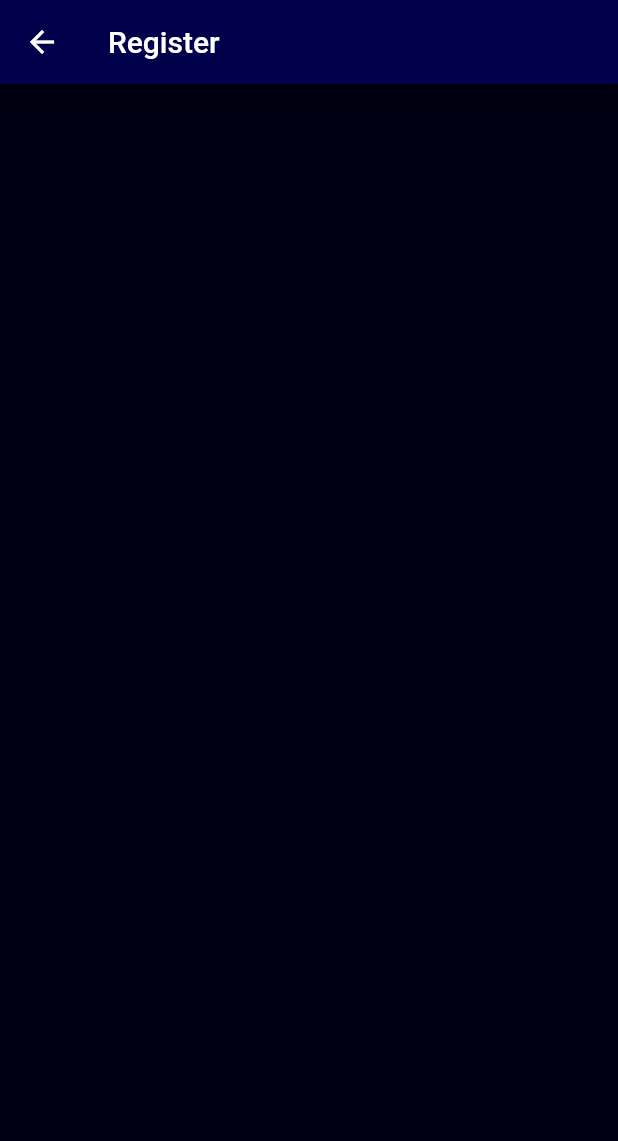
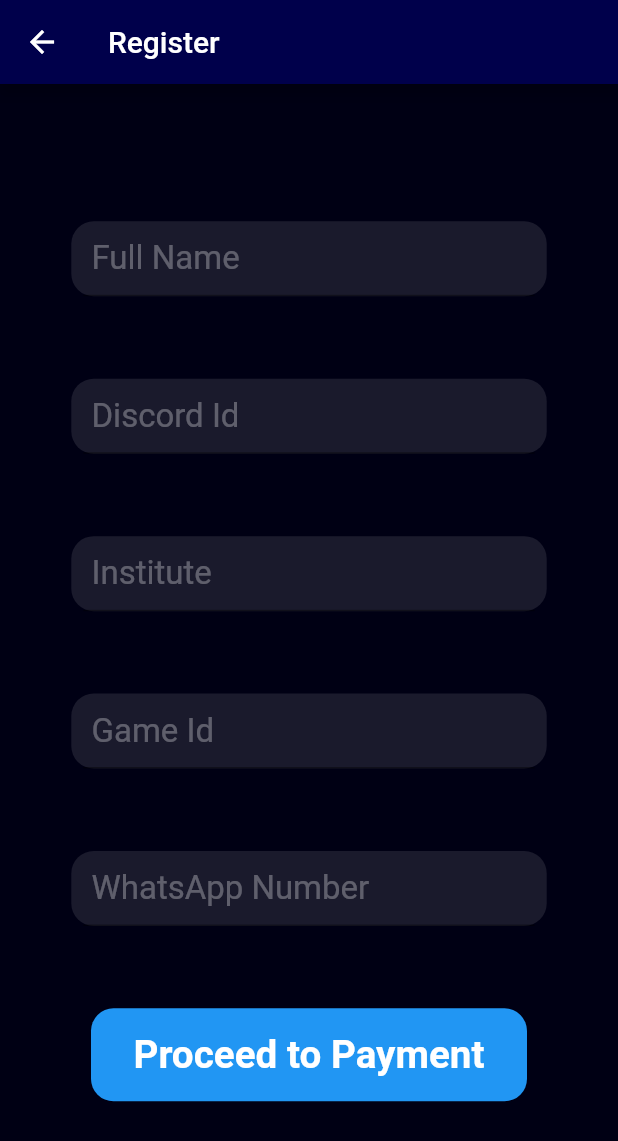
Before and after one commit to thegeek-dev/flitterx_mobile, a Flutter app: the RegForm screen opened directly, on a phone screen of 412 x 824 dp. Shown: the top 1141 px of the screen. Run offline on Flutter 3.47's test engine with Material 2 defaults, Android fonts, the phone set to English and light mode, and no system bars; our stand-ins replace cached_network_image, cloud_firestore, firebase_auth, firebase_core, google_sign_in; accounts and stored records are empty; network calls fail.

Commit message:
UI Complete

```diff
--- /dev/null
+++ b/lib/components/custom_text_field.dart
@@ -0,0 +1,26 @@
+// @dart=2.9
+import 'package:flutter/material.dart';
+
+class CustomTextField extends StatelessWidget {
+  final String hint;
+  const CustomTextField({Key key, this.hint}) : super(key: key);
+
+  @override
+  Widget build(BuildContext context) {
+    Size size = MediaQuery.of(context).size;
+    return Container(
+      width: size.width / 1.3,
+      decoration: BoxDecoration(
+          color: Colors.white10, borderRadius: BorderRadius.circular(15)),
+      child: Padding(
+        padding: const EdgeInsets.symmetric(horizontal: 8),
+        child: TextField(
+          decoration: InputDecoration(
+              hintText: hint,
+              hintStyle: const TextStyle(color: Colors.white30)),
+          style: const TextStyle(fontSize: 22, color: Colors.white),
+        ),
+      ),
+    );
+  }
+}
--- a/lib/components/tournament_card.dart
+++ b/lib/components/tournament_card.dart
@@ -1,3 +1,4 @@
+import 'package:cached_network_image/cached_network_image.dart';
 import 'package:flitterx_mobile/samples/tournament_data.dart';
 import 'package:flutter/material.dart';
 
@@ -35,12 +36,21 @@ class TournamentCard extends StatelessWidget {
               Center(
                 child: ClipRRect(
                   borderRadius: BorderRadius.circular(30),
-                  child: Image.network(
+                  child: CachedNetworkImage(
+                    width: size.width / 1.2,
+                    height: size.height / 3,
+                    imageUrl: imgUrl,
+                    placeholder: (context, url) => CircularProgressIndicator(),
+                    errorWidget: (context, url, error) => Icon(Icons.error),
+                    fit: BoxFit.fitHeight,
+                  )
+                  /*Image.network(
                     imgUrl,
                     width: size.width / 1.2,
                     height: size.height / 3,
                     fit: BoxFit.fitHeight,
-                  ),
+                  )*/
+                  ,
                 ),
               ),
               Column(
--- a/lib/ui/landing_page.dart
+++ b/lib/ui/landing_page.dart
@@ -19,7 +19,7 @@ class LandingPage extends StatefulWidget {
 class _LandingPageState extends State<LandingPage> {
   @override
   Widget build(BuildContext context) {
-    String photoUrl = FirebaseAuth.instance.currentUser.photoURL ?? "null";
+    String photoUrl = /*FirebaseAuth.instance.currentUser.photoURL ??*/ "null";
     Color accent = const Color.fromRGBO(0, 0, 75, 1);
     List tmtData = trnmtData;
     Size size = MediaQuery.of(context).size;
--- a/lib/ui/reg_form.dart
+++ b/lib/ui/reg_form.dart
@@ -1,4 +1,5 @@
 // @dart=2.9
+import 'package:flitterx_mobile/components/custom_text_field.dart';
 import 'package:flutter/material.dart';
 
 class RegForm extends StatefulWidget {
@@ -12,6 +13,7 @@ class _RegFormState extends State<RegForm> {
   @override
   Widget build(BuildContext context) {
     Color accent = const Color.fromRGBO(0, 0, 75, 1);
+    Size size = MediaQuery.of(context).size;
     Color bgColor = const Color.fromRGBO(0, 0, 20, 1);
     return SafeArea(
       child: Scaffold(
@@ -19,7 +21,86 @@ class _RegFormState extends State<RegForm> {
           backgroundColor: accent,
           title: const Text("Register"),
         ),
-        body: Container(constraints: BoxConstraints.expand(), color: bgColor),
+        body: Container(
+          constraints: BoxConstraints.expand(),
+          color: bgColor,
+          child: SingleChildScrollView(
+            physics: const BouncingScrollPhysics(),
+            child: Column(
+              children: [
+                SizedBox(
+                  height: size.height / 9,
+                ),
+                const CustomTextField(
+                  hint: " Full Name",
+                ),
+                SizedBox(
+                  height: size.height / 15,
+                ),
+                const CustomTextField(
+                  hint: " Discord Id",
+                ),
+                SizedBox(
+                  height: size.height / 15,
+                ),
+                const CustomTextField(
+                  hint: " Institute",
+                ),
+                SizedBox(
+                  height: size.height / 15,
+                ),
+                const CustomTextField(
+                  hint: " Game Id",
+                ),
+                SizedBox(
+                  height: size.height / 15,
+                ),
+                const CustomTextField(
+                  hint: " WhatsApp Number",
+                ),
+                SizedBox(
+                  height: size.height / 15,
+                ),
+                TextButton(
+                  onPressed: () {
+                    // Navigator.push(
+                    //   context,
+                    //   MaterialPageRoute(
+                    //       builder: (context) => const RegForm()),
+                    // );
+                  },
+                  style: ButtonStyle(
+                    backgroundColor: MaterialStateProperty.all(Colors.blue),
+                    overlayColor: MaterialStateProperty.all(Colors.white54),
+                    shape: MaterialStateProperty.all<RoundedRectangleBorder>(
+                      RoundedRectangleBorder(
+                        borderRadius: BorderRadius.circular(15),
+                      ),
+                    ),
+                  ),
+                  child: SizedBox(
+                    width: size.width / 1.5,
+                    child: Center(
+                      child: Padding(
+                        padding: const EdgeInsets.all(8.0),
+                        child: Text(
+                          "Proceed to Payment",
+                          style: TextStyle(
+                              color: Colors.white,
+                              fontSize: size.width / 16,
+                              fontWeight: FontWeight.w700),
+                        ),
+                      ),
+                    ),
+                  ),
+                ),
+                SizedBox(
+                  height: size.height / 12,
+                )
+              ],
+            ),
+          ),
+        ),
       ),
     );
   }
```
Also changed, not shown: 1 other file.
